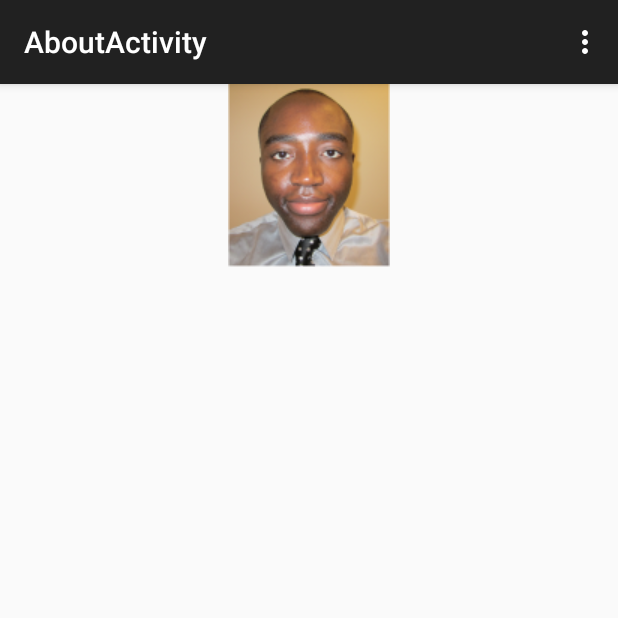
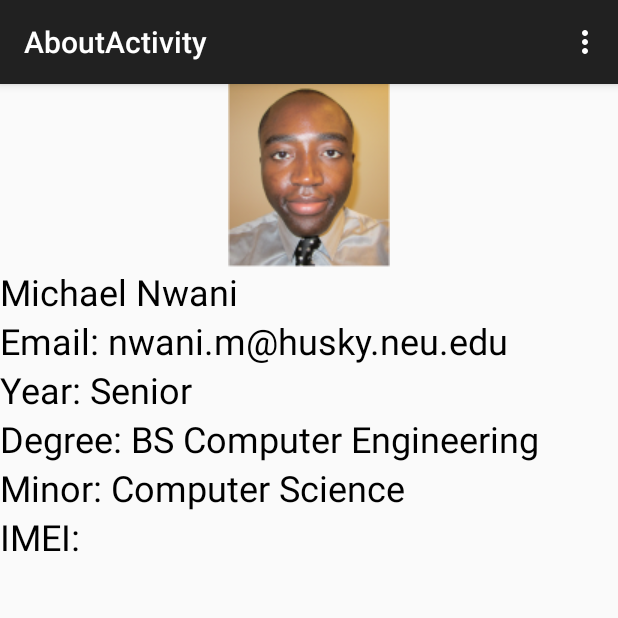
Before and after one commit to michaelnwani/Android_Studio_Projects, an Android app: the screen it shows after launch (AboutActivity), after a tap on "ABOUT ME", on a phone screen of 412 x 824 dp, the top half of it. Run offline under Robolectric (Android 15) with nearby library versions, the light colour scheme and no system bars.

Commit message:
end to a looong day

```diff
--- a/HelloMAD/app/build.gradle
+++ b/HelloMAD/app/build.gradle
@@ -8,8 +8,8 @@ android {
         applicationId "edu.neu.madcourse.michaelnwani"
         minSdkVersion 15
         targetSdkVersion 21
-        versionCode 1
-        versionName "1.0"
+        versionCode 2
+        versionName "1.01"
     }
     buildTypes {
         release {
--- a/HelloMAD/app/src/main/AndroidManifest.xml
+++ b/HelloMAD/app/src/main/AndroidManifest.xml
@@ -1,6 +1,8 @@
 <?xml version="1.0" encoding="utf-8"?>
 <manifest xmlns:android="http://schemas.android.com/apk/res/android"
-    package="edu.neu.madcourse.michaelnwani" >
+    package="edu.neu.madcourse.michaelnwani"
+    android:versionCode="2"
+    android:versionName="1.01">
 
     <uses-permission android:name="android.permission.READ_PHONE_STATE" />
     <application
--- a/HelloMAD/app/src/main/res/layout/activity_about.xml
+++ b/HelloMAD/app/src/main/res/layout/activity_about.xml
@@ -19,35 +19,35 @@
                 android:layout_width="wrap_content"
                 android:layout_height="wrap_content"
                 android:text="Michael Nwani"
-                android:textColor="@color/abc_background_cache_hint_selector_material_dark"
+                android:textColor="@color/primary_dark_material_dark"
                 android:textSize="24dp" />
 
         <TextView
             android:layout_width="wrap_content"
             android:layout_height="wrap_content"
             android:text="Email: nwani.m@husky.neu.edu"
-            android:textColor="@color/abc_background_cache_hint_selector_material_dark"
+            android:textColor="@color/primary_dark_material_dark"
             android:textSize="24dp" />
 
         <TextView
             android:layout_width="wrap_content"
             android:layout_height="wrap_content"
             android:text="Year: Senior"
-            android:textColor="@color/abc_background_cache_hint_selector_material_dark"
+            android:textColor="@color/primary_dark_material_dark"
             android:textSize="24dp" />
 
         <TextView
             android:layout_width="wrap_content"
             android:layout_height="wrap_content"
             android:text="Degree: BS Computer Engineering"
-            android:textColor="@color/abc_background_cache_hint_selector_material_dark"
+            android:textColor="@color/primary_dark_material_dark"
             android:textSize="24dp" />
 
         <TextView
             android:layout_width="wrap_content"
             android:layout_height="wrap_content"
             android:text="Minor: Computer Science"
-            android:textColor="@color/abc_background_cache_hint_selector_material_dark"
+            android:textColor="@color/primary_dark_material_dark"
             android:textSize="24dp" />
 
         <LinearLayout
@@ -58,13 +58,13 @@
                 android:layout_width="wrap_content"
                 android:layout_height="wrap_content"
                 android:text="IMEI:"
-                android:textColor="@color/abc_background_cache_hint_selector_material_dark"
+                android:textColor="@color/primary_dark_material_dark"
                 android:textSize="24dp" />
             <TextView
                 android:id="@+id/imei_textView"
                 android:layout_width="wrap_content"
                 android:layout_height="wrap_content"
-                android:textColor="@color/abc_background_cache_hint_selector_material_dark"
+                android:textColor="@color/primary_dark_material_dark"
                 android:textSize="24dp"
                 />
             </LinearLayout>
```
Also changed, not shown: 2 other files.
